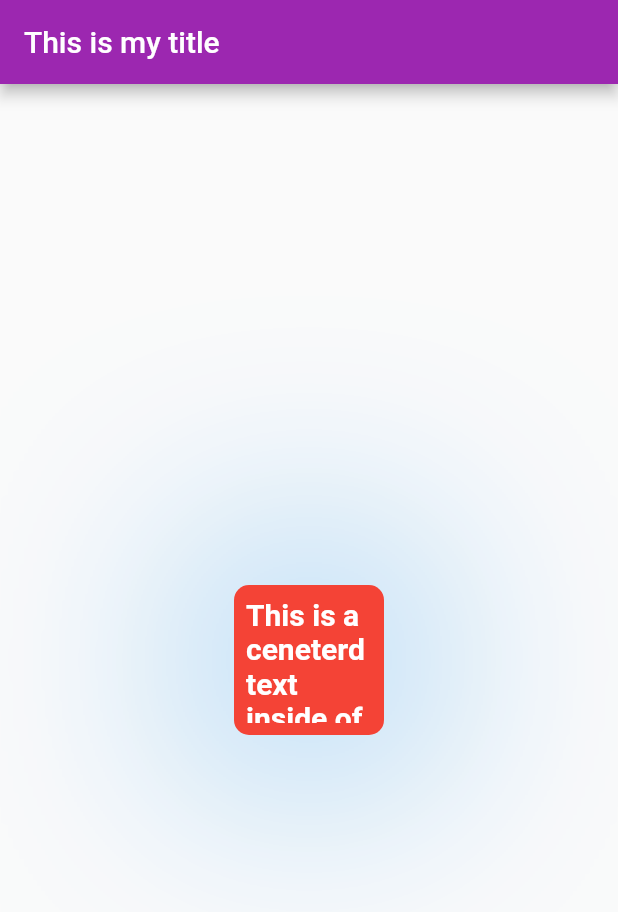
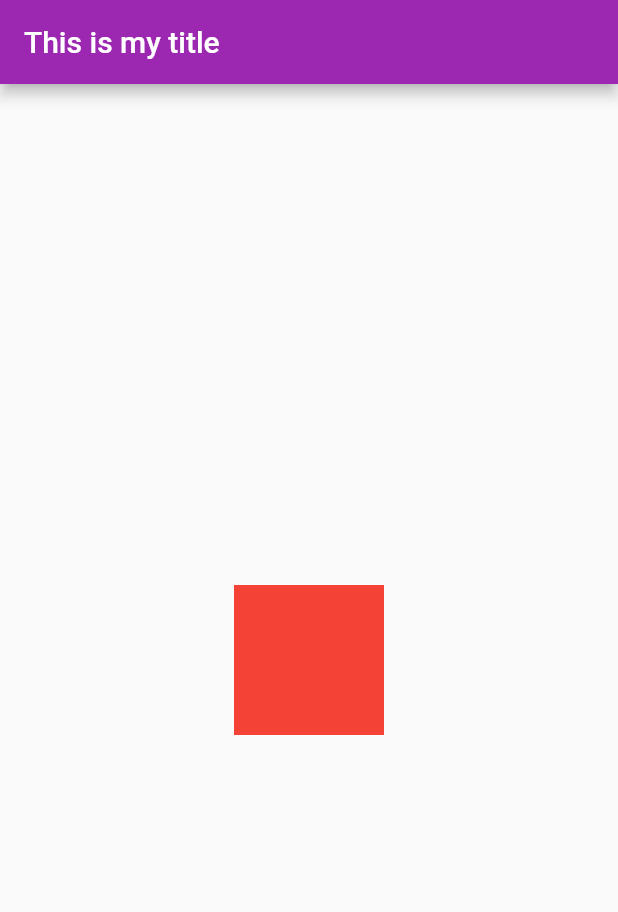
Before and after one commit to abhinavmanocha/awesome_flutterApp, a Flutter app: the screen it shows after launch, on a phone screen of 412 x 824 dp. Shown: the top 912 px of the screen. Run offline on Flutter 3.47's test engine with Material 2 defaults, Android fonts, the phone set to English and light mode, and no system bars.

Commit message:
Simple red box

```diff
--- a/lib/main.dart
+++ b/lib/main.dart
@@ -24,26 +24,8 @@ class HomePage extends StatelessWidget {
             padding: const EdgeInsets.all(8),
             width: 100,
             height: 100,
-            clipBehavior: Clip.antiAlias,
+            color: Colors.red,
             alignment: Alignment.center,
-            decoration: BoxDecoration(
-              color: Colors.red,
-              //shape: BoxShape.circle
-              borderRadius: BorderRadius.circular(10.0),
-              boxShadow: [
-                BoxShadow(
-                  color: Colors.blue,
-                  blurRadius: 300,
-                )
-              ]
-            ),
-            child:const Text("This is a ceneterd text inside of a div",
-            style: TextStyle(
-              fontSize: 20,
-              color: Colors.white,
-              fontWeight: FontWeight.bold,
-            ),
-            ),
           ),
         ),
     );
```
